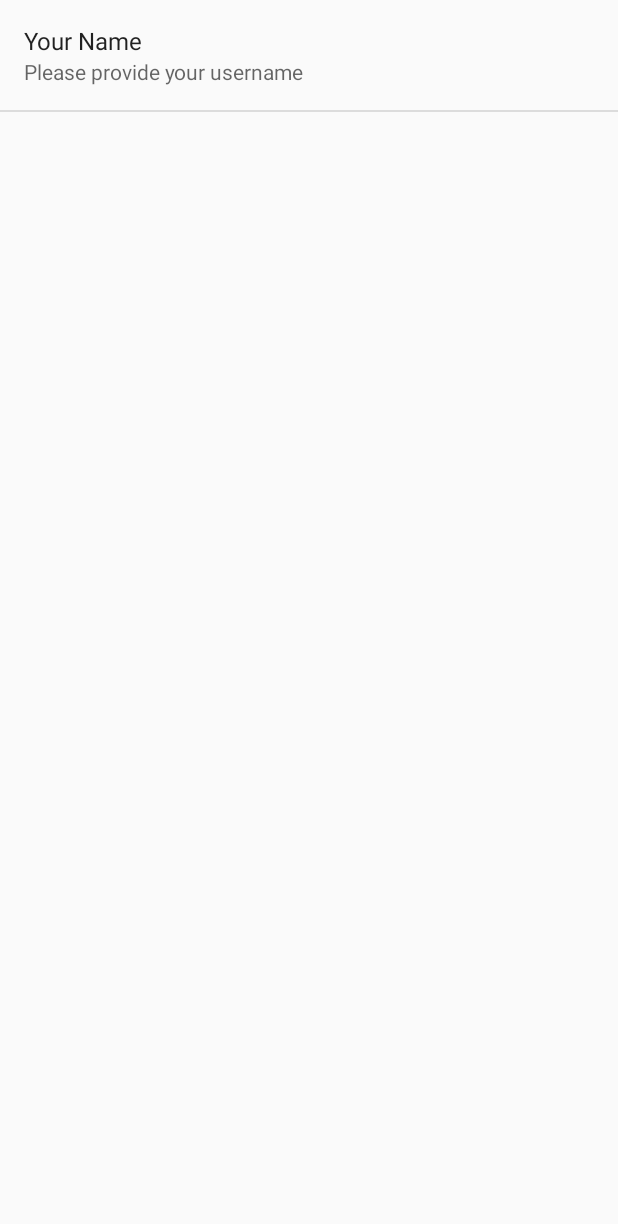
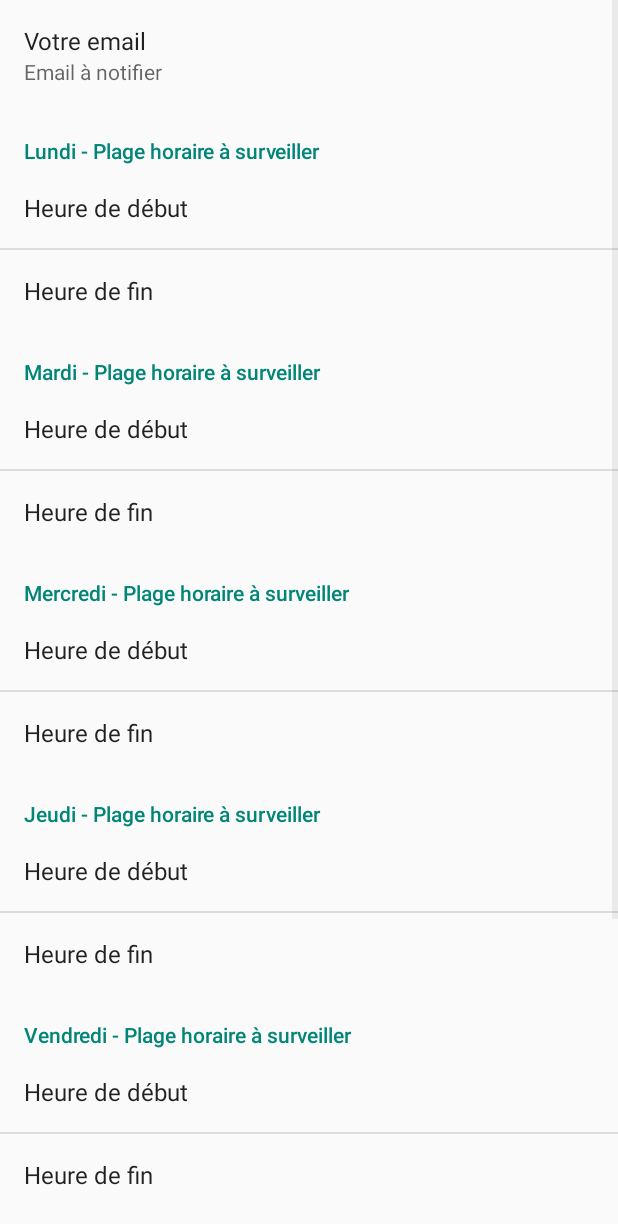
Before and after one commit to ABouveron/pj_amio, an Android app built with Jetpack Compose: the SettingsActivity screen opened directly, with no data from a screen before it, on a phone screen of 412 x 824 dp. Shown: the top 1224 px of the screen. Run offline under Robolectric (Android 15) with nearby library versions, the phone set to English and light mode, and no system bars.

Commit message:
feat: preferences for time ranges on each day of the week + email address

```diff
--- /dev/null
+++ b/app/src/main/java/fr/abouveron/projectamio/Utilities/TimePickerPreference.java
@@ -0,0 +1,107 @@
+package fr.abouveron.projectamio.Utilities;
+
+import android.content.Context;
+import android.content.res.TypedArray;
+import android.preference.DialogPreference;
+import android.util.AttributeSet;
+import android.view.View;
+import android.widget.TimePicker;
+
+import java.text.ParseException;
+import java.text.SimpleDateFormat;
+import java.util.Date;
+
+public class TimePickerPreference extends DialogPreference {
+
+    private int lastHour = 0;
+    private int lastMinute = 0;
+    private TimePicker picker;
+    private CharSequence summary;
+
+    public TimePickerPreference(Context context, AttributeSet attrs) {
+        super(context, attrs);
+        setPositiveButtonText("OK");
+        setNegativeButtonText("Annuler");
+    }
+
+    @Override
+    protected View onCreateDialogView() {
+        picker = new TimePicker(getContext());
+
+        picker.setHour(lastHour);
+        picker.setMinute(lastMinute);
+
+        picker.setIs24HourView(true);
+
+        return picker;
+    }
+
+    @Override
+    protected void onBindDialogView(View view) {
+        super.onBindDialogView(view);
+    }
+
+    @Override
+    protected void onDialogClosed(boolean positiveResult) {
+        super.onDialogClosed(positiveResult);
+
+        if (positiveResult) {
+            lastHour = picker.getHour();
+            lastMinute = picker.getMinute();
+
+            String time = String.format("%02d:%02d", lastHour, lastMinute);
+
+            if (callChangeListener(time)) {
+                persistString(time);
+                setSummary(getSummary());
+            }
+        }
+    }
+
+    @Override
+    protected Object onGetDefaultValue(TypedArray a, int index) {
+        return a.getString(index);
+    }
+
+    @Override
+    protected void onSetInitialValue(boolean restorePersistedValue, Object defaultValue) {
+        String time;
+
+        if (restorePersistedValue) {
+            if (defaultValue == null) {
+                time = getPersistedString("12:00");
+            } else {
+                time = getPersistedString(defaultValue.toString());
+            }
+        } else {
+            time = defaultValue.toString();
+        }
+
+        lastHour = getHour(time);
+        lastMinute = getMinute(time);
+    }
+
+    public static int getHour(String time) {
+        SimpleDateFormat sdf = new SimpleDateFormat("HH:mm");
+        Date date;
+        try {
+            date = sdf.parse(time);
+        } catch (ParseException e) {
+            date = new Date();
+        }
+        assert date != null;
+        return date.getHours();
+    }
+
+    public static int getMinute(String time) {
+        SimpleDateFormat sdf = new SimpleDateFormat("HH:mm");
+        Date date;
+        try {
+            date = sdf.parse(time);
+        } catch (ParseException e) {
+            date = new Date();
+        }
+        assert date != null;
+        return date.getMinutes();
+    }
+}
--- a/app/src/main/res/xml/preferences.xml
+++ b/app/src/main/res/xml/preferences.xml
@@ -1,7 +1,127 @@
-<?xml version="1.0" encoding="utf-8"?>
 <PreferenceScreen xmlns:android="http://schemas.android.com/apk/res/android">
-    <EditTextPreference android:title="Your Name"
-        android:key="username"
-        android:summary="Please provide your username">
-    </EditTextPreference>
+
+    <EditTextPreference
+        android:title="Votre email"
+        android:key="email"
+        android:summary="Email à notifier" />
+
+    <PreferenceCategory
+        android:title="Lundi - Plage horaire à surveiller">
+
+        <fr.abouveron.projectamio.Utilities.TimePickerPreference
+            android:key="monday_start_time"
+            android:title="Heure de début"
+            android:defaultValue="08:00"
+            android:dialogTitle="Sélectionner l'heure de début de la plage horaire du lundi" />
+
+        <fr.abouveron.projectamio.Utilities.TimePickerPreference
+            android:key="monday_end_time"
+            android:title="Heure de fin"
+            android:defaultValue="17:00"
+            android:dialogTitle="Sélectionner l'heure de fin de la plage horaire du lundi" />
+
+    </PreferenceCategory>
+
+    <PreferenceCategory
+        android:title="Mardi - Plage horaire à surveiller">
+
+        <fr.abouveron.projectamio.Utilities.TimePickerPreference
+            android:key="tuesday_start_time"
+            android:title="Heure de début"
+            android:defaultValue="08:00"
+            android:dialogTitle="Sélectionner l'heure de début de la plage horaire du mardi" />
+
+        <fr.abouveron.projectamio.Utilities.TimePickerPreference
+            android:key="tuesday_end_time"
+            android:title="Heure de fin"
+            android:defaultValue="17:00"
+            android:dialogTitle="Sélectionner l'heure de fin de la plage horaire du mardi" />
+
+    </PreferenceCategory>
+
+    <PreferenceCategory
+        android:title="Mercredi - Plage horaire à surveiller">
+
+        <fr.abouveron.projectamio.Utilities.TimePickerPreference
+            android:key="wednesday_start_time"
+            android:title="Heure de début"
+            android:defaultValue="08:00"
+            android:dialogTitle="Sélectionner l'heure de début de la plage horaire du mercredi" />
+
+        <fr.abouveron.projectamio.Utilities.TimePickerPreference
+            android:key="wednesday_end_time"
+            android:title="Heure de fin"
+            android:defaultValue="17:00"
+            android:dialogTitle="Sélectionner l'heure de fin de la plage horaire du mercredi" />
+
+    </PreferenceCategory>
+
+    <PreferenceCategory
+        android:title="Jeudi - Plage horaire à surveiller">
+
+        <fr.abouveron.projectamio.Utilities.TimePickerPreference
+            android:key="thursday_start_time"
+            android:title="Heure de début"
+            android:defaultValue="08:00"
+            android:dialogTitle="Sélectionner l'heure de début de la plage horaire du jeudi" />
+
+        <fr.abouveron.projectamio.Utilities.TimePickerPreference
+            android:key="thursday_end_time"
+            android:title="Heure de fin"
+            android:defaultValue="17:00"
+            android:dialogTitle="Sélectionner l'heure de fin de la plage horaire du jeudi" />
+
+    </PreferenceCategory>
+
+    <PreferenceCategory
+        android:title="Vendredi - Plage horaire à surveiller">
+
+        <fr.abouveron.projectamio.Utilities.TimePickerPreference
+            android:key="friday_start_time"
+            android:title="Heure de début"
+            android:defaultValue="08:00"
+            android:dialogTitle="Sélectionner l'heure de début de la plage horaire du vendredi" />
+
+        <fr.abouveron.projectamio.Utilities.TimePickerPreference
+            android:key="friday_end_time"
+            android:title="Heure de fin"
+            android:defaultValue="17:00"
+            android:dialogTitle="Sélectionner l'heure de fin de la plage horaire du vendredi" />
+
+    </PreferenceCategory>
+
+    <PreferenceCategory
+        android:title="Samedi - Plage horaire à surveiller">
+
+        <fr.abouveron.projectamio.Utilities.TimePickerPreference
+            android:key="saturday_start_time"
+            android:title="Heure de début"
+            android:defaultValue="08:00"
+            android:dialogTitle="Sélectionner l'heure de début de la plage horaire du samedi" />
+
+        <fr.abouveron.projectamio.Utilities.TimePickerPreference
+            android:key="saturday_end_time"
+            android:title="Heure de fin"
+            android:defaultValue="17:00"
+            android:dialogTitle="Sélectionner l'heure de fin de la plage horaire du samedi" />
+
+    </PreferenceCategory>
+
+    <PreferenceCategory
+        android:title="Dimanche - Plage horaire à surveiller">
+
+        <fr.abouveron.projectamio.Utilities.TimePickerPreference
+            android:key="sunday_start_time"
+            android:title="Heure de début"
+            android:defaultValue="08:00"
+            android:dialogTitle="Sélectionner l'heure de début de la plage horaire du dimanche" />
+
+        <fr.abouveron.projectamio.Utilities.TimePickerPreference
+            android:key="sunday_end_time"
+            android:title="Heure de fin"
+            android:defaultValue="17:00"
+            android:dialogTitle="Sélectionner l'heure de fin de la plage horaire du dimanche" />
+
+    </PreferenceCategory>
+
 </PreferenceScreen>
```
Also changed, not shown: app/src/main/java/fr/abouveron/projectamio/WebService.java (+75 -10 lines).
